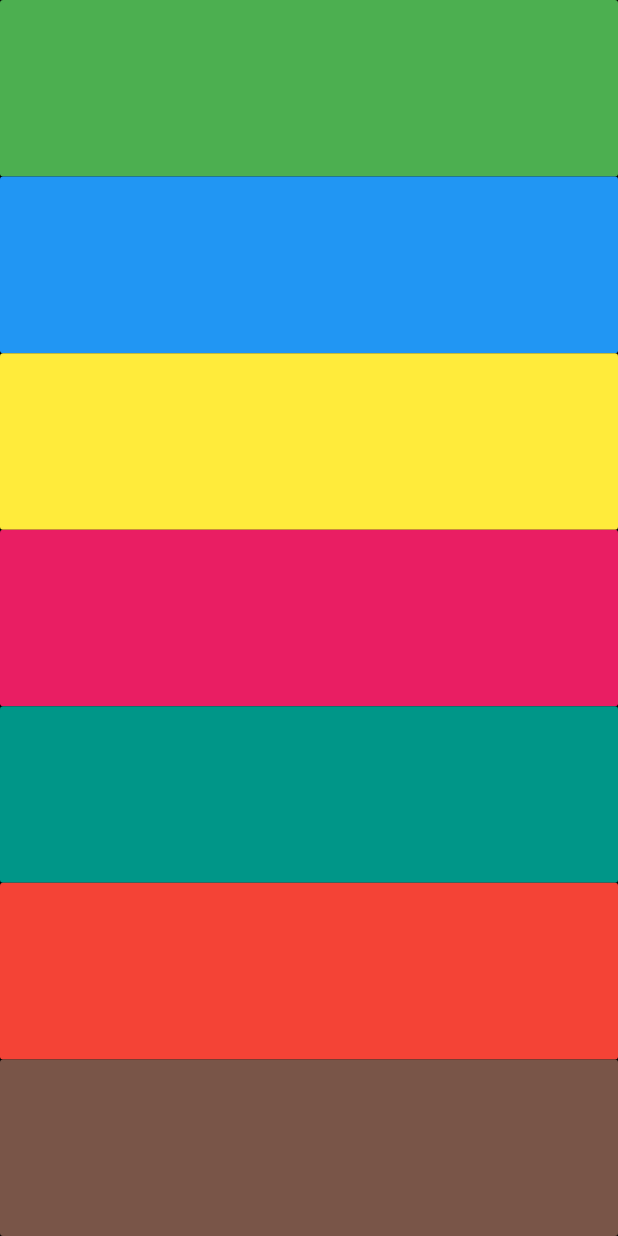
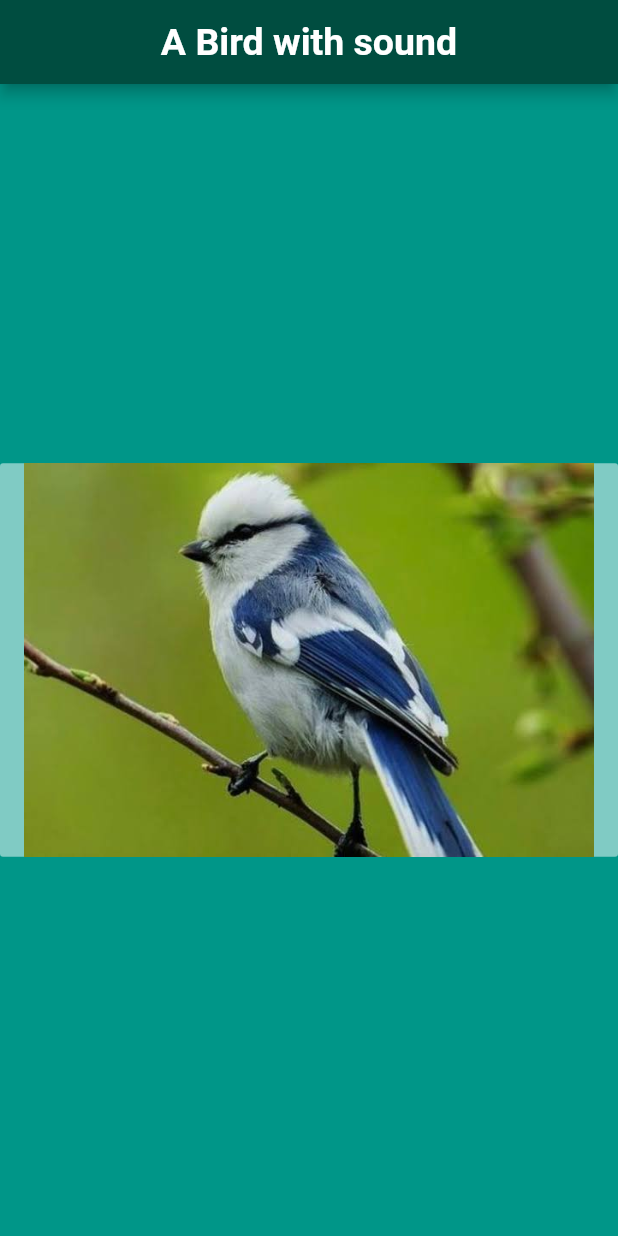
Before and after one commit to Priyadharshini2302/soundAppMine, a Flutter app: the screen it shows after launch, on a phone screen of 412 x 824 dp. Run offline on Flutter 3.47's test engine with Material 2 defaults, Android fonts, the phone set to English and light mode, and no system bars; our stand-ins replace audioplayers.

Commit message:
The changes made now

```diff
--- a/lib/main.dart
+++ b/lib/main.dart
@@ -3,42 +3,40 @@ import 'package:flutter/material.dart';
 
 void main() {
   runApp(
-      XylophoneApp()
+      SoundApp()
   );
 }
 
-class XylophoneApp extends StatelessWidget {
-  void playSound(int soundNumber){
-    final player = AudioCache();
-    player.play('note$soundNumber.wav');
-  }
-  Expanded buildKey({Color color, int soundNumber}){
-    return Expanded(
-      child: FlatButton(
-        color: color,
-        onPressed: (){
-          playSound(soundNumber);
-        },
-      ),
-    );
-  }
+class SoundApp extends StatelessWidget {
   @override
   Widget build(BuildContext context) {
     return MaterialApp(
       home: Scaffold(
-        backgroundColor: Colors.black,
+        backgroundColor: Colors.teal,
+        appBar: AppBar(
+          backgroundColor: Colors.teal.shade900,
+          title: Center(
+            child: Text(
+              'A Bird with sound',
+              style: TextStyle(
+                fontSize: 25.0,
+                fontWeight: FontWeight.bold,
+              ),
+            ),
+          ),
+        ),
         body: SafeArea(
           child: Column(
-            crossAxisAlignment: CrossAxisAlignment.stretch,
+            mainAxisAlignment: MainAxisAlignment.center,
             children: <Widget>[
-              buildKey(color: Colors.green, soundNumber: 1),
-              buildKey(color: Colors.blue, soundNumber: 2),
-              buildKey(color: Colors.yellow, soundNumber: 3),
-              buildKey(color: Colors.pink, soundNumber: 4),
-              buildKey(color: Colors.teal, soundNumber: 5),
-              buildKey(color: Colors.red, soundNumber: 6),
-              buildKey(color: Colors.brown, soundNumber: 7),
-
+               FlatButton(
+                 color: Colors.teal.shade200,
+                 child: Image.asset('images/bird.jpg'),
+                 onPressed: (){
+                   final player = AudioCache();
+                   player.play('bird.wav');
+                 },
+               ),
             ],
           ),
         ),
--- a/pubspec.yaml
+++ b/pubspec.yaml
@@ -1,4 +1,4 @@
-name: xylophone
+name: MySoundApp
 description: A new Flutter application.
 
 version: 1.0.0+1
@@ -23,3 +23,4 @@ flutter:
 
   assets:
     - assets/
+    - images/
```
Also changed, not shown: images/bird.jpg (added), 8 other files.
